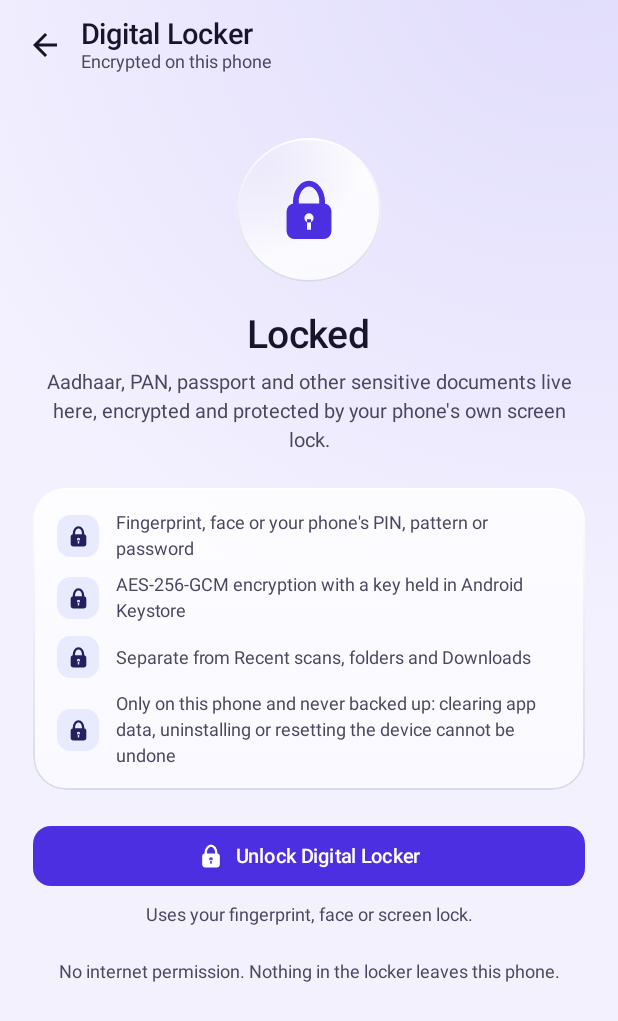
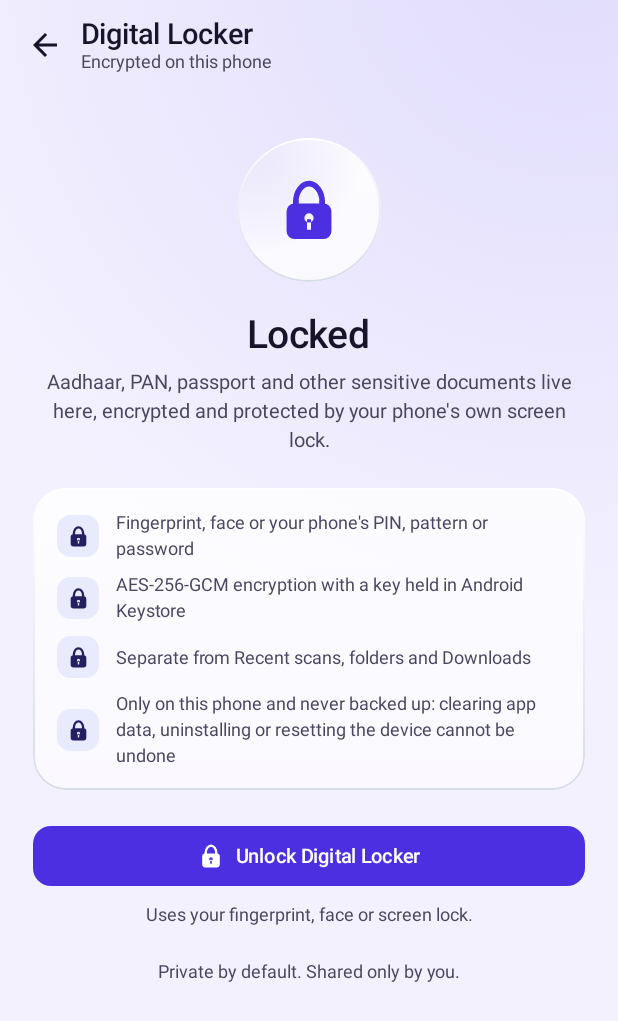
Before and after one commit to atjay2002/flipscan, an Android app built with Jetpack Compose: the composable LockerGateScreen shown on its own in the app's theme, on a phone screen of 412 x 824 dp. Shown: the top 1021 px of the screen. Run offline under Robolectric (Android 15) with nearby library versions, the phone set to English and light mode, and no system bars.

Commit message:
Wording: replace locker absolute claim with privacy tagline

```diff
--- a/app/src/main/java/app/flipscan/ui/LockerScreen.kt
+++ b/app/src/main/java/app/flipscan/ui/LockerScreen.kt
@@ -212,7 +212,7 @@ fun LockerGateScreen(onUnlocked: () -> Unit, onBack: () -> Unit) {
                 }
 
                 Text(
-                    "No internet permission. Nothing in the locker leaves this phone.",
+                    "Private by default. Shared only by you.",
                     style = MaterialTheme.typography.bodySmall,
                     color = MaterialTheme.colorScheme.onSurfaceVariant,
                     textAlign = TextAlign.Center,
```
